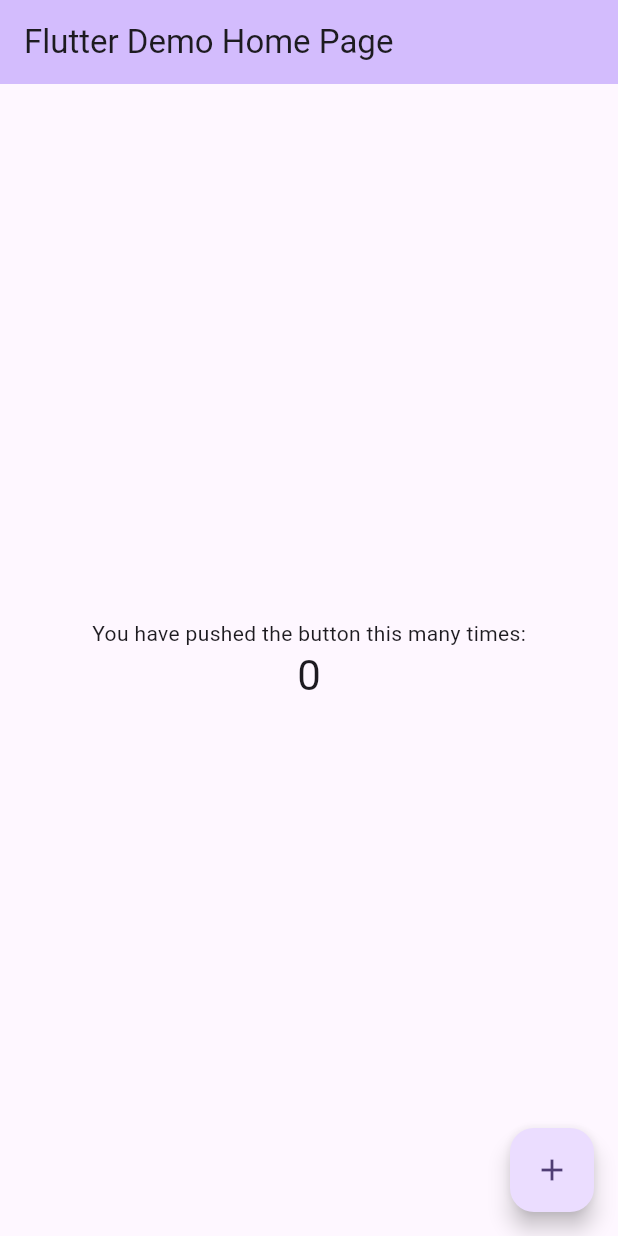
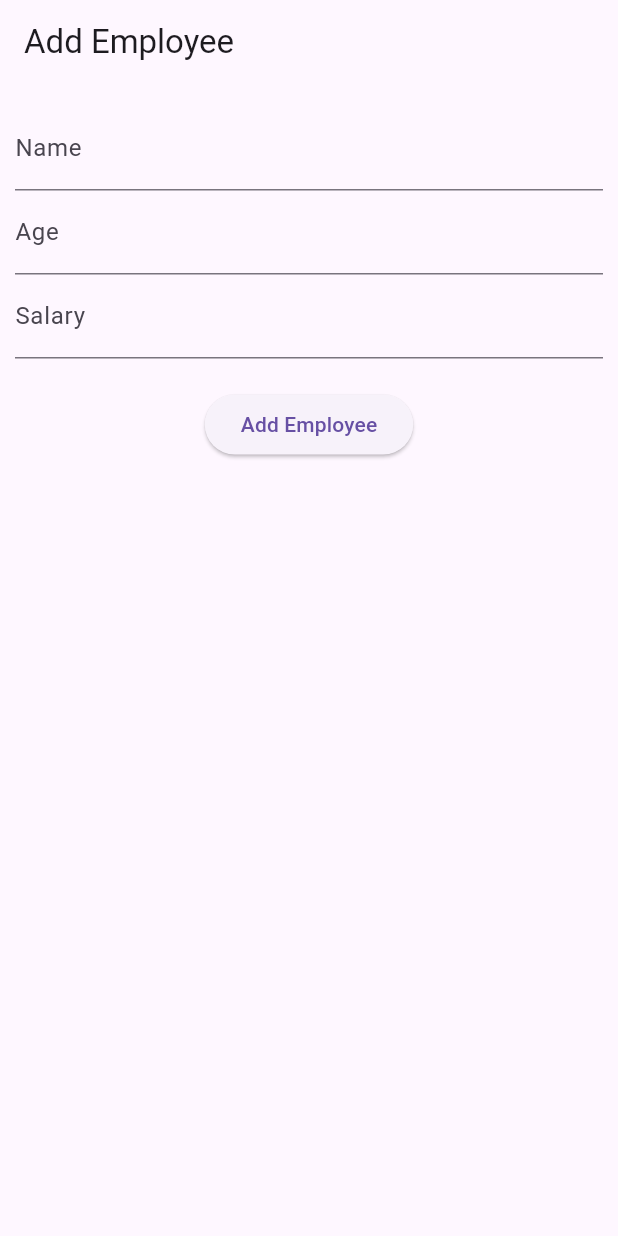
Before and after one commit to EHREkramul/Practice__Flutter-App, a Flutter app: the screen it shows after launch, on a phone screen of 412 x 824 dp. Run offline on Flutter 3.47's test engine with Material 3 defaults, Android fonts, the phone set to English and light mode, and no system bars.

```diff
--- /dev/null
+++ b/lib/MyApp.dart
@@ -0,0 +1,16 @@
+import 'package:flutter/material.dart';
+
+import 'homepage.dart';
+
+class MyApp extends StatelessWidget {
+  const MyApp({super.key});
+
+  @override
+  Widget build(BuildContext context) {
+    return MaterialApp(
+      title: 'Add Employee',
+      debugShowCheckedModeBanner: false,
+      home: HomePage(),
+    );
+  }
+}
--- /dev/null
+++ b/lib/homepage.dart
@@ -0,0 +1,38 @@
+import 'package:flutter/material.dart';
+
+class HomePage extends StatelessWidget {
+  const HomePage({super.key});
+
+  @override
+  Widget build(BuildContext context) {
+    return Scaffold(
+      appBar: AppBar(title: Text('Add Employee')),
+      body: Column(
+        children: [
+          Padding(
+            padding: const EdgeInsets.only(left: 10, right: 10, top: 15),
+            child: TextFormField(
+              decoration: InputDecoration(
+                  label: Text('Name'), hintText: 'Enter your name'),
+            ),
+          ),
+          Padding(
+            padding: const EdgeInsets.only(left: 10, right: 10),
+            child: TextFormField(
+              decoration: InputDecoration(
+                  label: Text('Age'), hintText: 'Enter your age'),
+            ),
+          ),
+          Padding(
+            padding: const EdgeInsets.only(left: 10, right: 10, bottom: 20),
+            child: TextFormField(
+              decoration: InputDecoration(
+                  label: Text('Salary'), hintText: 'Enter your salary'),
+            ),
+          ),
+          ElevatedButton(onPressed: (){}, child: Text('Add Employee'))
+        ],
+      ),
+    );
+  }
+}
--- a/lib/main.dart
+++ b/lib/main.dart
@@ -1,125 +1,7 @@
 import 'package:flutter/material.dart';
+
+import 'MyApp.dart';
 
 void main() {
   runApp(const MyApp());
 }
-
-class MyApp extends StatelessWidget {
-  const MyApp({super.key});
-
-  // This widget is the root of your application.
-  @override
-  Widget build(BuildContext context) {
-    return MaterialApp(
-      title: 'Flutter Demo',
-      theme: ThemeData(
-        // This is the theme of your application.
-        //
-        // TRY THIS: Try running your application with "flutter run". You'll see
-        // the application has a purple toolbar. Then, without quitting the app,
-        // try changing the seedColor in the colorScheme below to Colors.green
-        // and then invoke "hot reload" (save your changes or press the "hot
-        // reload" button in a Flutter-supported IDE, or press "r" if you used
-        // the command line to start the app).
-        //
-        // Notice that the counter didn't reset back to zero; the application
-        // state is not lost during the reload. To reset the state, use hot
-        // restart instead.
-        //
-        // This works for code too, not just values: Most code changes can be
-        // tested with just a hot reload.
-        colorScheme: ColorScheme.fromSeed(seedColor: Colors.deepPurple),
-        useMaterial3: true,
-      ),
-      home: const MyHomePage(title: 'Flutter Demo Home Page'),
-    );
-  }
-}
-
-class MyHomePage extends StatefulWidget {
-  const MyHomePage({super.key, required this.title});
-
-  // This widget is the home page of your application. It is stateful, meaning
-  // that it has a State object (defined below) that contains fields that affect
-  // how it looks.
-
-  // This class is the configuration for the state. It holds the values (in this
-  // case the title) provided by the parent (in this case the App widget) and
-  // used by the build method of the State. Fields in a Widget subclass are
-  // always marked "final".
-
-  final String title;
-
-  @override
-  State<MyHomePage> createState() => _MyHomePageState();
-}
-
-class _MyHomePageState extends State<MyHomePage> {
-  int _counter = 0;
-
-  void _incrementCounter() {
-    setState(() {
-      // This call to setState tells the Flutter framework that something has
-      // changed in this State, which causes it to rerun the build method below
-      // so that the display can reflect the updated values. If we changed
-      // _counter without calling setState(), then the build method would not be
-      // called again, and so nothing would appear to happen.
-      _counter++;
-    });
-  }
-
-  @override
-  Widget build(BuildContext context) {
-    // This method is rerun every time setState is called, for instance as done
-    // by the _incrementCounter method above.
-    //
-    // The Flutter framework has been optimized to make rerunning build methods
-    // fast, so that you can just rebuild anything that needs updating rather
-    // than having to individually change instances of widgets.
-    return Scaffold(
-      appBar: AppBar(
-        // TRY THIS: Try changing the color here to a specific color (to
-        // Colors.amber, perhaps?) and trigger a hot reload to see the AppBar
-        // change color while the other colors stay the same.
-        backgroundColor: Theme.of(context).colorScheme.inversePrimary,
-        // Here we take the value from the MyHomePage object that was created by
-        // the App.build method, and use it to set our appbar title.
-        title: Text(widget.title),
-      ),
-      body: Center(
-        // Center is a layout widget. It takes a single child and positions it
-        // in the middle of the parent.
-        child: Column(
-          // Column is also a layout widget. It takes a list of children and
-          // arranges them vertically. By default, it sizes itself to fit its
-          // children horizontally, and tries to be as tall as its parent.
-          //
-          // Column has various properties to control how it sizes itself and
-          // how it positions its children. Here we use mainAxisAlignment to
-          // center the children vertically; the main axis here is the vertical
-          // axis because Columns are vertical (the cross axis would be
-          // horizontal).
-          //
-          // TRY THIS: Invoke "debug painting" (choose the "Toggle Debug Paint"
-          // action in the IDE, or press "p" in the console), to see the
-          // wireframe for each widget.
-          mainAxisAlignment: MainAxisAlignment.center,
-          children: <Widget>[
-            const Text(
-              'You have pushed the button this many times:',
-            ),
-            Text(
-              '$_counter',
-              style: Theme.of(context).textTheme.headlineMedium,
-            ),
-          ],
-        ),
-      ),
-      floatingActionButton: FloatingActionButton(
-        onPressed: _incrementCounter,
-        tooltip: 'Increment',
-        child: const Icon(Icons.add),
-      ), // This trailing comma makes auto-formatting nicer for build methods.
-    );
-  }
-}
```
